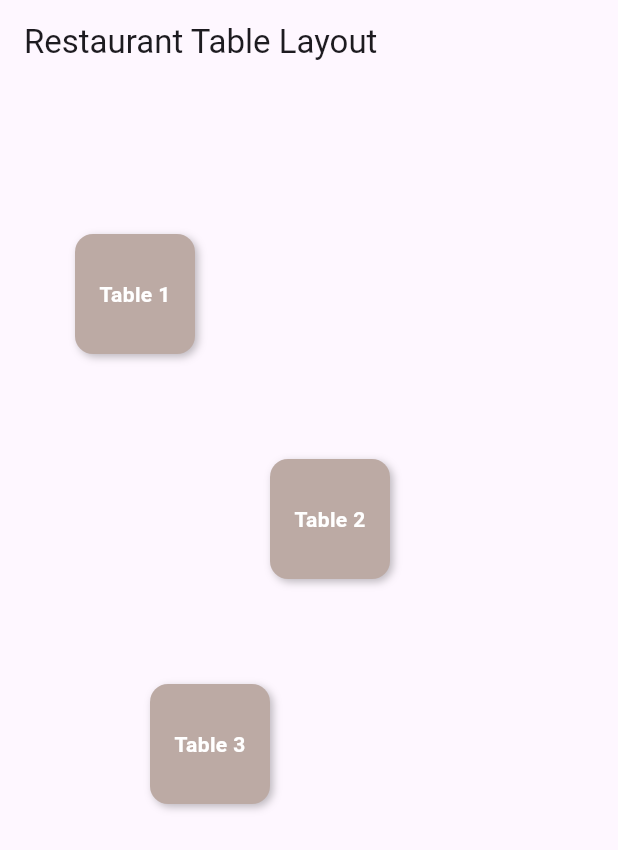
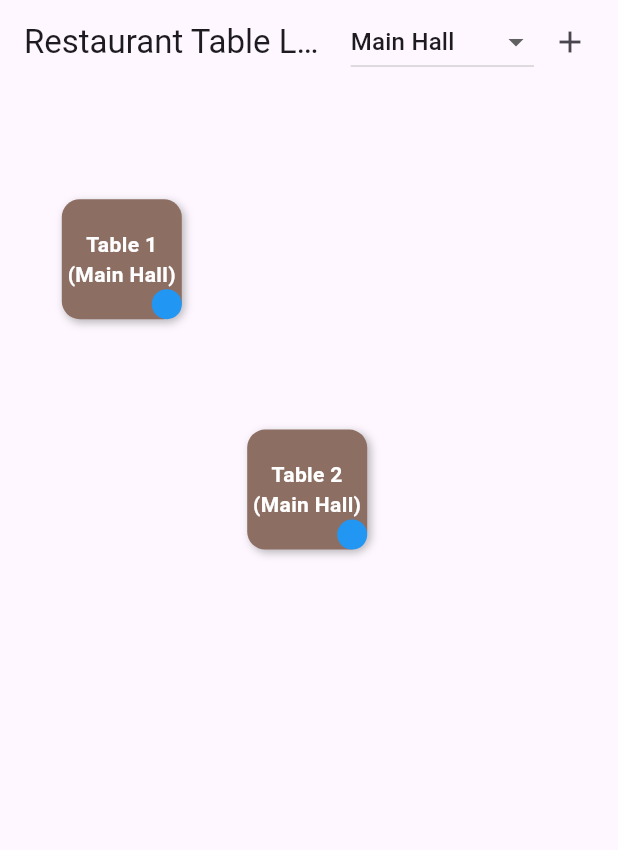
Before and after one commit to Tamurbek/button-drag-drop-flutter-getx, a Flutter app: the screen it shows after launch, on a phone screen of 412 x 824 dp. Shown: the top 850 px of the screen. Run offline on Flutter 3.47's test engine with Material 3 defaults, Android fonts, the phone set to English and light mode, and no system bars; our stand-ins replace get.

Commit message:
stoller yangi qozgaradi

```diff
--- a/lib/tableLayoutScreen.dart
+++ b/lib/tableLayoutScreen.dart
@@ -1,23 +1,61 @@
-import 'package:drag_and_drop/table_controller.dart';
-import 'package:drag_and_drop/table_model.dart';
 import 'package:flutter/material.dart';
 import 'package:get/get.dart';
+import 'table_controller.dart';
+import 'table_model.dart';
 
 class TableLayoutScreen extends StatelessWidget {
   final TableController controller = Get.put(TableController());
+  final RxString selectedArea = 'Main Hall'.obs;
+  final List<String> areas = ['Main Hall', 'Garden', 'Terrace', 'Private Room', 'All Areas'];
 
   @override
   Widget build(BuildContext context) {
-    controller.loadInitialTables();
+    controller.loadInitialTables(context);
 
     return Scaffold(
-      appBar: AppBar(title: Text("Restaurant Table Layout")),
-      body: Obx(() {
+      appBar: AppBar(
+        title: const Text("Restaurant Table Layout"),
+        actions: [
+          Obx(() => DropdownButton<String>(
+            value: selectedArea.value,
+            items: areas.map((String area) {
+              return DropdownMenuItem<String>(
+                value: area,
+                child: Text(area),
+              );
+            }).toList(),
+            onChanged: (String? newValue) {
+              if (newValue != null) {
+                selectedArea.value = newValue;
+              }
+            },
+          )),
+          IconButton(
+            icon: const Icon(Icons.add),
+            onPressed: () => controller.addTableToArea(selectedArea.value, context),
+          ),
+          const SizedBox(width: 8),
+        ],
+      ),
+      body: LayoutBuilder(
+        builder: (context, constraints) {
+          return Obx(() {
+            final filteredTables = selectedArea.value == 'All Areas'
+                ? controller.tables
+                : controller.tables.where((table) => table.area == selectedArea.value).toList();
+
             return Stack(
-          children: controller.tables.map((table) {
+              children: filteredTables.map((table) {
+                final currentWidth = constraints.maxWidth;
+                final currentHeight = constraints.maxHeight;
+                final x = table.x * currentWidth / table.originalScreenWidth;
+                final y = table.y * currentHeight / table.originalScreenHeight;
+
                 return Positioned(
-              left: table.x,
-              top: table.y,
+                  left: x,
+                  top: y,
+                  child: GestureDetector(
+                    onDoubleTap: () => controller.toggleTableShape(table.id),
                     child: Draggable(
                       feedback: Material(
                         color: Colors.transparent,
@@ -28,46 +66,70 @@ class TableLayoutScreen extends StatelessWidget {
                         child: _buildTableWidget(table),
                       ),
                       onDragEnd: (details) {
-                  final offset = details.offset;
+                        final newX = details.offset.dx;
+                        final newY = details.offset.dy -
+                            (AppBar().preferredSize.height + MediaQuery.of(context).padding.top);
 
-                  final adjustedOffset = offset - Offset(
-                    0,
-                    AppBar().preferredSize.height + MediaQuery.of(context).padding.top,
+                        controller.updatePosition(
+                          table.id,
+                          newX,
+                          newY,
+                          currentWidth,
+                          currentHeight,
                         );
-
-                  controller.updatePosition(table.id, adjustedOffset.dx, adjustedOffset.dy);
-                  debugPrint("Stol ${table.id}: x=${adjustedOffset.dx}, y=${adjustedOffset.dy}");
                       },
-                child: _buildTableWidget(table),
+                      child: _buildResizableTable(table),
+                    ),
                   ),
                 );
               }).toList(),
             );
-      }),
+          });
+        },
+      ),
     );
   }
 
-  /// Stol uchun dizayn - dragging bo'lsa rang o'zgaradi
+  Widget _buildResizableTable(TableModel table) {
+    return Obx(() {
+      final tableData = controller.tables.firstWhere((t) => t.id == table.id);
+      return ResizableWidget(
+        width: tableData.width,
+        height: tableData.height,
+        onResized: (newSize) {
+          controller.updateSize(table.id, newSize.width, newSize.height);
+        },
+        child: _buildTableWidget(tableData),
+      );
+    });
+  }
+
   Widget _buildTableWidget(TableModel table) {
-    return Container(
-      width: 80,
-      height: 80,
-      decoration: BoxDecoration(
-        color: Colors.brown[200],
-        borderRadius: BorderRadius.circular(12),
-        boxShadow: [
+    final borderRadius = table.isRound
+        ? BorderRadius.circular(table.width / 2)
+        : BorderRadius.circular(12);
+
+    final boxShadow = [
       BoxShadow(
         color: Colors.black26,
         blurRadius: 4,
-            offset: Offset(2, 2),
+        offset: const Offset(2, 2),
       ),
-        ],
+    ];
+
+    return Container(
+      width: table.width,
+      height: table.height,
+      decoration: BoxDecoration(
+        color: _getAreaColor(table.area),
+        borderRadius: borderRadius,
+        boxShadow: boxShadow,
       ),
       child: Center(
         child: Text(
-          "Table ${table.id}",
+          "Table ${table.id}\n(${table.area})",
           textAlign: TextAlign.center,
-          style: TextStyle(
+          style: const TextStyle(
             fontSize: 14,
             color: Colors.white,
             fontWeight: FontWeight.bold,
@@ -77,4 +139,81 @@ class TableLayoutScreen extends StatelessWidget {
     );
   }
 
+  Color _getAreaColor(String area) {
+    switch (area) {
+      case 'Main Hall':
+        return Colors.brown[400]!;
+      case 'Garden':
+        return Colors.green[400]!;
+      case 'Terrace':
+        return Colors.blue[400]!;
+      case 'Private Room':
+        return Colors.purple[400]!;
+      default:
+        return Colors.grey[400]!;
     }
+  }
+}
+
+class ResizableWidget extends StatefulWidget {
+  final Widget child;
+  final double width;
+  final double height;
+  final Function(Size) onResized;
+
+  const ResizableWidget({
+    required this.child,
+    required this.width,
+    required this.height,
+    required this.onResized,
+  });
+
+  @override
+  _ResizableWidgetState createState() => _ResizableWidgetState();
+}
+
+class _ResizableWidgetState extends State<ResizableWidget> {
+  late double width;
+  late double height;
+
+  @override
+  void initState() {
+    super.initState();
+    width = widget.width;
+    height = widget.height;
+  }
+
+  @override
+  Widget build(BuildContext context) {
+    return Stack(
+      children: [
+        SizedBox(
+          width: width,
+          height: height,
+          child: widget.child,
+        ),
+        Positioned(
+          right: 0,
+          bottom: 0,
+          child: GestureDetector(
+            onPanUpdate: (details) {
+              setState(() {
+                width = (width + details.delta.dx).clamp(60, 300);
+                height = (height + details.delta.dy).clamp(60, 300);
+              });
+              widget.onResized(Size(width, height));
+            },
+            child: Container(
+              width: 20,
+              height: 20,
+              decoration: BoxDecoration(
+                color: Colors.blue,
+                borderRadius: BorderRadius.circular(10),
+              ),
+            ),
+          ),
+        ),
+      ],
+    );
+  }
+}
--- a/lib/table_model.dart
+++ b/lib/table_model.dart
@@ -1,7 +1,47 @@
 class TableModel {
-  int id;
-  double x;
-  double y;
+  final int id;
+  final double x;
+  final double y;
+  final double width;
+  final double height;
+  final bool isRound;
+  final String area;
+  final double originalScreenWidth;
+  final double originalScreenHeight;
 
-  TableModel({required this.id, required this.x, required this.y});
+  TableModel({
+    required this.id,
+    required this.x,
+    required this.y,
+    this.width = 80,
+    this.height = 80,
+    this.isRound = false,
+    required this.area,
+    required this.originalScreenWidth,
+    required this.originalScreenHeight,
+  });
+
+  TableModel copyWith({
+    int? id,
+    double? x,
+    double? y,
+    double? width,
+    double? height,
+    bool? isRound,
+    String? area,
+    double? originalScreenWidth,
+    double? originalScreenHeight,
+  }) {
+    return TableModel(
+      id: id ?? this.id,
+      x: x ?? this.x,
+      y: y ?? this.y,
+      width: width ?? this.width,
+      height: height ?? this.height,
+      isRound: isRound ?? this.isRound,
+      area: area ?? this.area,
+      originalScreenWidth: originalScreenWidth ?? this.originalScreenWidth,
+      originalScreenHeight: originalScreenHeight ?? this.originalScreenHeight,
+    );
+  }
 }
```
Also changed, not shown: lib/table_controller.dart (+91 -12 lines). Lines whose indentation alone changed are shown as unchanged.
